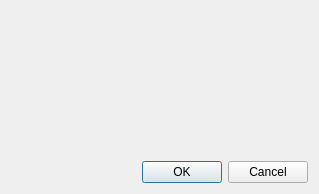
Before: the Qt Designer form src/gui/DialogWGS.ui in SimulatorWorks/mc-asm3d, drawn with Qt 5.
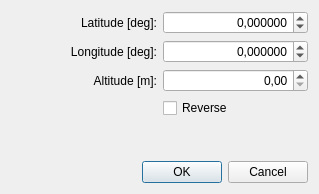
After: the same form once the commit is applied.

```diff
--- a/src/gui/DialogWGS.ui
+++ b/src/gui/DialogWGS.ui
@@ -17,17 +17,33 @@
    <locale language="Polish" country="Poland"/>
   </property>
   <layout class="QGridLayout" name="gridLayout">
-   <item row="1" column="0" colspan="2">
-    <widget class="QDialogButtonBox" name="buttonBox">
-     <property name="orientation">
-      <enum>Qt::Horizontal</enum>
+   <item row="1" column="0">
+    <widget class="QLabel" name="label_2">
+     <property name="text">
+      <string>Longitude [deg]:</string>
      </property>
-     <property name="standardButtons">
-      <set>QDialogButtonBox::Cancel|QDialogButtonBox::Ok</set>
+     <property name="alignment">
+      <set>Qt::AlignRight|Qt::AlignTrailing|Qt::AlignVCenter</set>
      </property>
     </widget>
    </item>
-   <item row="0" column="0" colspan="2">
+   <item row="0" column="1">
+    <widget class="QDoubleSpinBox" name="spinBoxLat">
+     <property name="alignment">
+      <set>Qt::AlignRight|Qt::AlignTrailing|Qt::AlignVCenter</set>
+     </property>
+     <property name="decimals">
+      <number>6</number>
+     </property>
+     <property name="minimum">
+      <double>-90.000000000000000</double>
+     </property>
+     <property name="maximum">
+      <double>90.000000000000000</double>
+     </property>
+    </widget>
+   </item>
+   <item row="4" column="0" colspan="2">
     <spacer name="verticalSpacer">
      <property name="orientation">
       <enum>Qt::Vertical</enum>
@@ -40,6 +56,75 @@
      </property>
     </spacer>
    </item>
+   <item row="5" column="0" colspan="2">
+    <widget class="QDialogButtonBox" name="buttonBox">
+     <property name="orientation">
+      <enum>Qt::Horizontal</enum>
+     </property>
+     <property name="standardButtons">
+      <set>QDialogButtonBox::Cancel|QDialogButtonBox::Ok</set>
+     </property>
+    </widget>
+   </item>
+   <item row="1" column="1">
+    <widget class="QDoubleSpinBox" name="spinBoxLon">
+     <property name="alignment">
+      <set>Qt::AlignRight|Qt::AlignTrailing|Qt::AlignVCenter</set>
+     </property>
+     <property name="decimals">
+      <number>6</number>
+     </property>
+     <property name="minimum">
+      <double>-180.000000000000000</double>
+     </property>
+     <property name="maximum">
+      <double>180.000000000000000</double>
+     </property>
+    </widget>
+   </item>
+   <item row="0" column="0">
+    <widget class="QLabel" name="label">
+     <property name="text">
+      <string>Latitude [deg]:</string>
+     </property>
+     <property name="alignment">
+      <set>Qt::AlignRight|Qt::AlignTrailing|Qt::AlignVCenter</set>
+     </property>
+     <property name="buddy">
+      <cstring>spinBoxLat</cstring>
+     </property>
+    </widget>
+   </item>
+   <item row="2" column="0">
+    <widget class="QLabel" name="label_3">
+     <property name="text">
+      <string>Altitude [m]:</string>
+     </property>
+     <property name="alignment">
+      <set>Qt::AlignRight|Qt::AlignTrailing|Qt::AlignVCenter</set>
+     </property>
+     <property name="buddy">
+      <cstring>spinBoxAlt</cstring>
+     </property>
+    </widget>
+   </item>
+   <item row="2" column="1">
+    <widget class="QDoubleSpinBox" name="spinBoxAlt">
+     <property name="alignment">
+      <set>Qt::AlignRight|Qt::AlignTrailing|Qt::AlignVCenter</set>
+     </property>
+     <property name="maximum">
+      <double>9999.989999999999782</double>
+     </property>
+    </widget>
+   </item>
+   <item row="3" column="1">
+    <widget class="QCheckBox" name="checkBoxRev">
+     <property name="text">
+      <string>Reverse</string>
+     </property>
+    </widget>
+   </item>
   </layout>
  </widget>
  <resources/>
```
Left out of the diff: 9 changed lines with no effect on the pictures.
